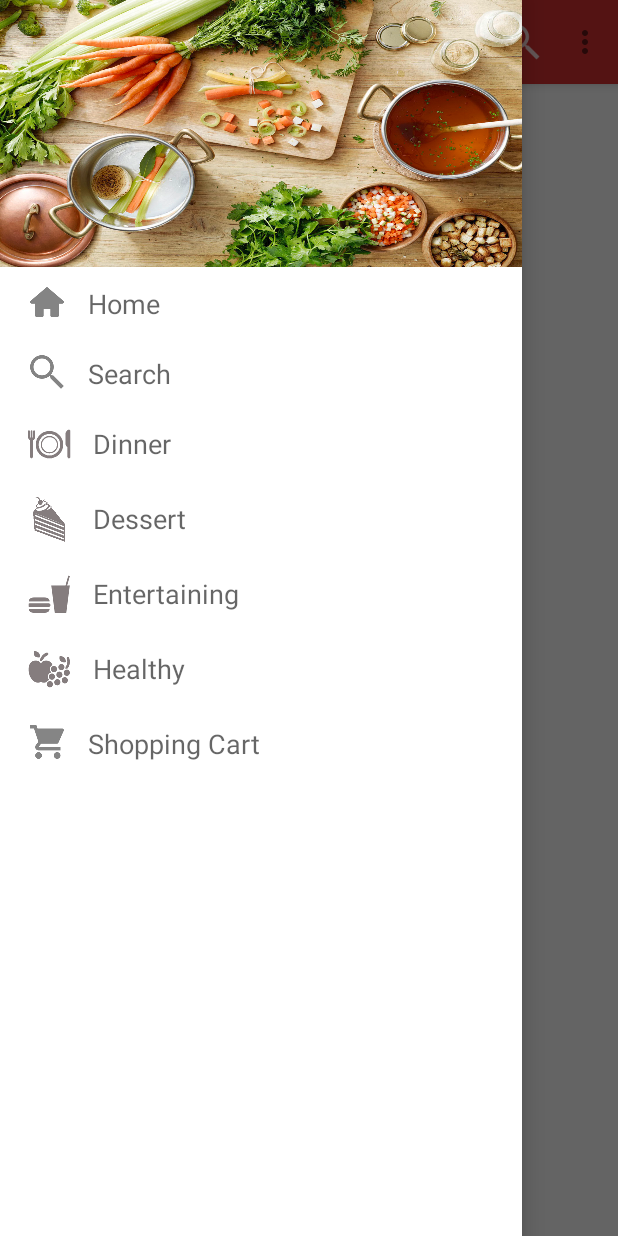
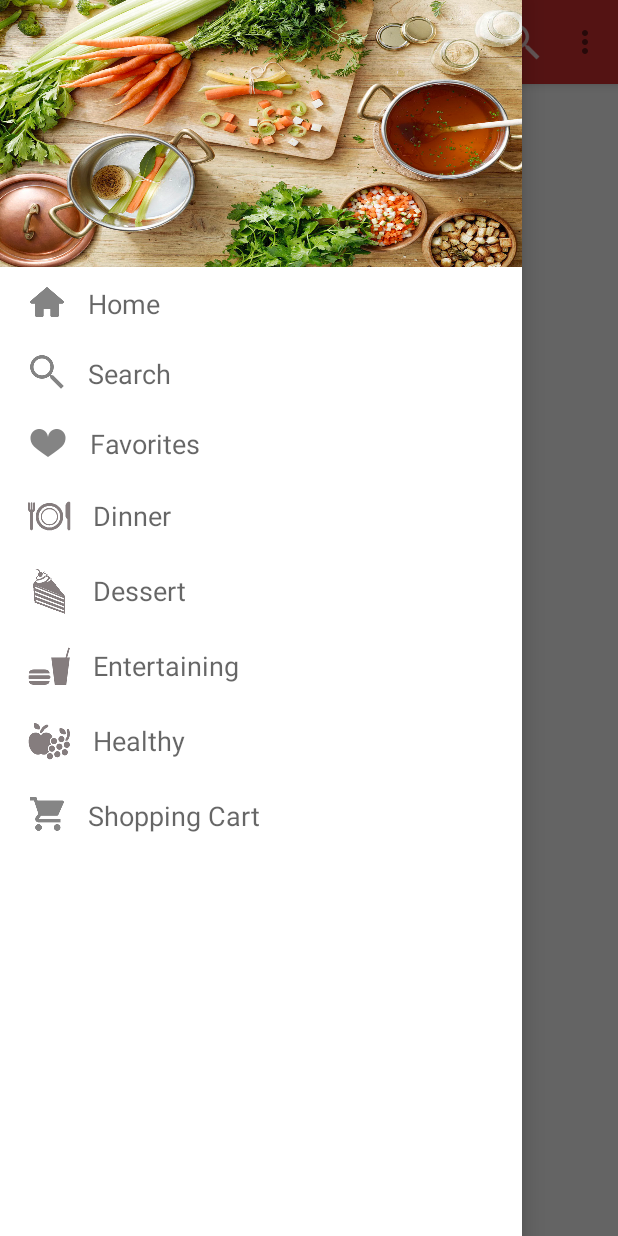
Before and after one commit to Gjorgievski/Recipe, an Android app: the screen it shows after launch (MainActivity), with the side drawer open, on a phone screen of 412 x 824 dp. Run offline under Robolectric (Android 15) with nearby library versions, the phone set to English and light mode, and no system bars; our stand-ins replace CircleImageView.

Commit message:
Navigation drawer completed, Added Favorites option in drawer

```diff
--- a/app/src/main/java/com/example/ace/recipe/MainActivity.java
+++ b/app/src/main/java/com/example/ace/recipe/MainActivity.java
@@ -25,7 +25,7 @@ public class MainActivity extends ActionBarActivity {
     private ActionBarDrawerToggle toggle;
 
     private String[] categories;
-    private int[] icons={R.drawable.ic_home,R.drawable.ic_action,R.drawable.ic_dinner,R.drawable.ic_dessert,R.drawable.ic_entertaining,R.drawable.ic_healthy,R.drawable.ic_shopping};
+    private int[] icons={R.drawable.ic_home,R.drawable.ic_action,R.drawable.ic_favorite,R.drawable.ic_dinner,R.drawable.ic_dessert,R.drawable.ic_entertaining,R.drawable.ic_healthy,R.drawable.ic_shopping};
 
 
     @Override
--- a/app/src/main/res/layout/activity_main.xml
+++ b/app/src/main/res/layout/activity_main.xml
@@ -27,7 +27,6 @@
         android:textSize="@dimen/abc_action_bar_default_height_material"
         />-->
 
-
 </RelativeLayout>
 
     <android.support.v7.widget.RecyclerView
--- a/app/src/main/res/values/strings.xml
+++ b/app/src/main/res/values/strings.xml
@@ -10,6 +10,7 @@
     <string-array name="drawer_content">
         <item>Home</item>
         <item>Search</item>
+        <item>Favorites</item>
         <item>Dinner</item>
         <item>Dessert</item>
         <item>Entertaining</item>
```
Also changed, not shown: app/src/main/res/drawable-hdpi/ic_favorite.png (added), app/src/main/res/drawable-ldpi/ic_favorite.png (added), app/src/main/res/drawable-mdpi/ic_favorite.png (added), app/src/main/res/drawable-xhdpi/ic_favorite.png (added), app/src/main/res/drawable-xxhdpi/ic_favorite.png (added).
